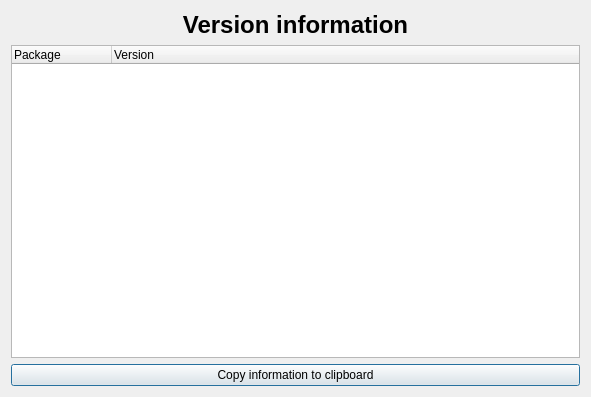
This is glue/app/qt/versions.ui in glue-viz/glue as Qt 5 draws it before an edit. The edited form follows.
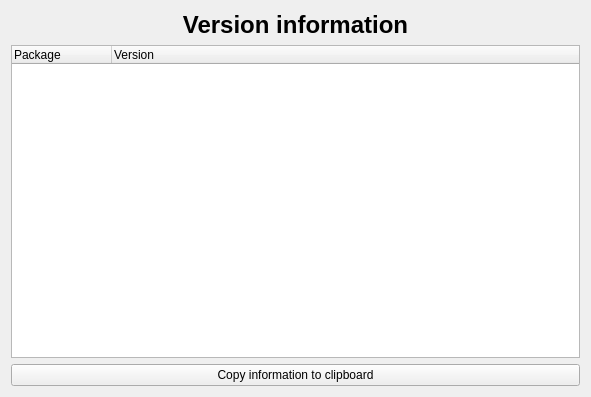
This is the edited form.

Commit message: Tweak copy to clipboard button

Patch:
```diff
--- a/glue/app/qt/versions.ui
+++ b/glue/app/qt/versions.ui
@@ -61,6 +61,9 @@
        <property name="text">
         <string>Copy information to clipboard</string>
        </property>
+       <property name="autoDefault">
+        <bool>false</bool>
+       </property>
       </widget>
      </item>
     </layout>
```
